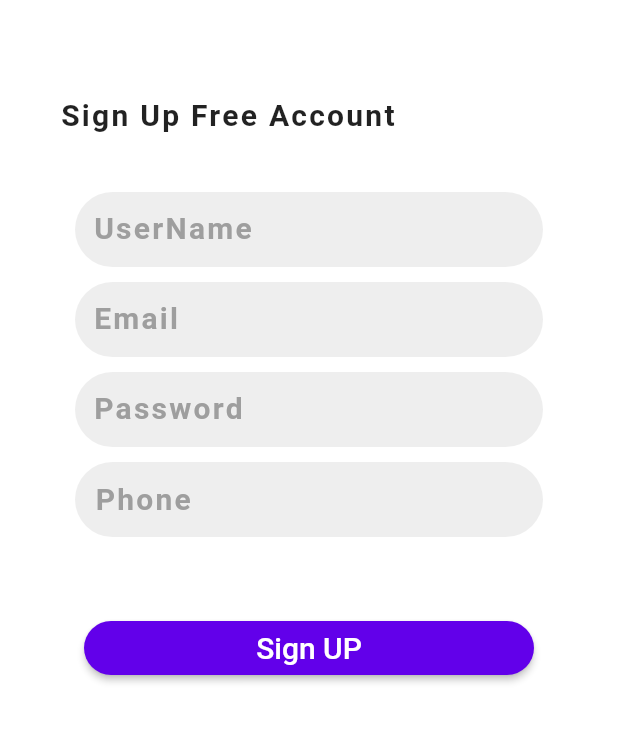
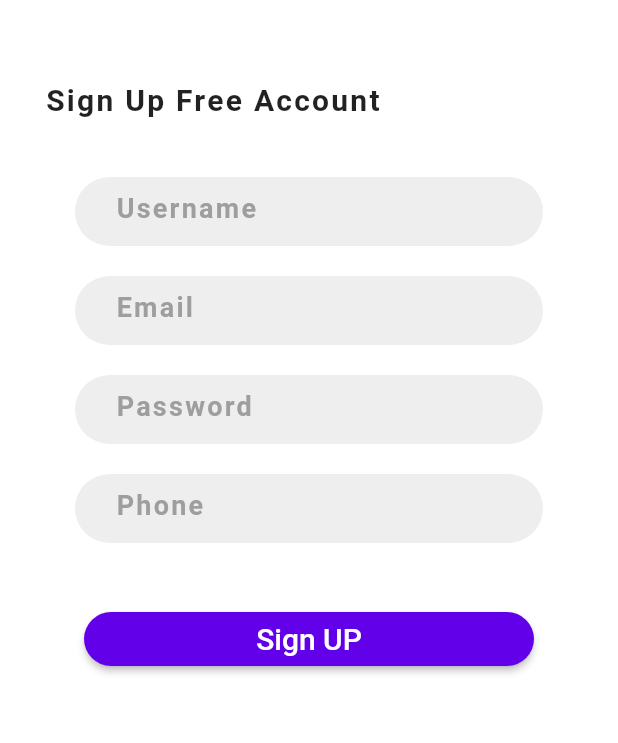
Before and after one commit to stuti1402/FoodApp, a Flutter app: the screen it shows after launch, on a phone screen of 412 x 824 dp, the part 225-968 px from its top. Run offline on Flutter 3.47's test engine with Material 2 defaults, Android fonts, the phone set to English and light mode, and no system bars.

Commit message:
completed my app

```diff
--- a/lib/login.dart
+++ b/lib/login.dart
@@ -1,9 +1,59 @@
+import 'package:flutter/cupertino.dart';
 import 'package:flutter/material.dart';
 import 'package:task_2_stuti/home.dart';
 
-class login extends StatelessWidget {
+class login extends StatefulWidget {
   // This widget is the root of your application.
+
   @override
+  _loginState createState()=>  _loginState();
+    // TODO: implement createState
+  }
+
+class _loginState extends State<login>{
+  bool autoValidate = false;
+  TextEditingController usernameController = TextEditingController();
+  TextEditingController emailController = TextEditingController();
+  TextEditingController passwordController = TextEditingController();
+  TextEditingController phoneController = TextEditingController();
+  formField(String field, TextInputType ktype, TextEditingController ctrller,
+      bool obscT) {
+    return Container(
+      height:46,
+      width: 600,
+      margin: EdgeInsets.symmetric(horizontal: 50,vertical: 10),
+      decoration: BoxDecoration(
+        borderRadius: BorderRadius.circular(50),
+        color: Colors.grey[200],
+      ),
+    child:Padding(
+    padding: const EdgeInsets.all(12),
+      child: TextFormField(
+        controller: ctrller,
+        validator: (value) => value.isEmpty ? '*Required' : null,
+        autovalidate: autoValidate,
+        decoration: InputDecoration(
+          border: InputBorder.none,
+          focusedBorder: InputBorder.none,
+          enabledBorder: InputBorder.none,
+          errorBorder: InputBorder.none,
+          disabledBorder: InputBorder.none,
+          contentPadding:
+          EdgeInsets.only(left: 15, bottom: 11, right: 15),
+          hintStyle: TextStyle(
+            fontWeight: FontWeight.bold,
+            letterSpacing: 1.5,
+            color: Colors.grey,
+            fontSize: 18,
+          ),
+          hintText: '$field',
+        ),
+        keyboardType: ktype,
+        obscureText: obscT,
+      ),),
+    );
+  }
+    @override
   Widget build(BuildContext context) {
     return Scaffold(
       body:Column(
@@ -19,7 +69,7 @@ class login extends StatelessWidget {
           Align(
             alignment: Alignment.centerLeft,
           child:Padding(
-            padding: const EdgeInsets.all(40.0),
+            padding: const EdgeInsets.all(30.0),
            child:Text('Sign Up Free Account',
               style:TextStyle(
                   fontWeight: FontWeight.bold,
@@ -30,93 +80,20 @@ class login extends StatelessWidget {
           ), ),
           ),
           Container(
-            height:50,
-            width: 600,
-            margin: EdgeInsets.symmetric(horizontal: 50),
-            decoration: BoxDecoration(
-              borderRadius: BorderRadius.circular(50),
-              color: Colors.grey[200],
+            child: Column(
+              children: [
+                formField('Username', TextInputType.text, usernameController, false),
+                formField('Email', TextInputType.emailAddress, emailController, false),
+                formField('Password', TextInputType.visiblePassword, passwordController, true),
+                formField('Phone', TextInputType.phone, phoneController, false),
+              ],
             ),
-           child:Padding(
-          padding: const EdgeInsets.all(12),
-             child: Text(
-                "UserName",
-                textAlign: TextAlign.justify,
-                style: TextStyle(fontSize:20,color: Colors.grey,
-                    letterSpacing: 1.5,
-                fontWeight: FontWeight.bold),
-              ),
-            ),),
-          SizedBox(
-            height: 10.0,
           ),
-          Container(
-            height:50,
-            width: 600,
-            margin: EdgeInsets.symmetric(horizontal: 50),
-            decoration: BoxDecoration(
-              borderRadius: BorderRadius.circular(50),
-              color: Colors.grey[200],
-            ),
-            child:Padding(
-              padding: const EdgeInsets.all(12),
-              child: Text(
-                "Email",
-                textAlign: TextAlign.justify,
-                style: TextStyle(fontSize:20,color: Colors.grey,
-                    letterSpacing: 1.5,
-                    fontWeight: FontWeight.bold),
-              ),
-            ),),
-          SizedBox(
-            height: 10.0,
-          ),
-          Container(
-            height:50,
-            width: 600,
-            margin: EdgeInsets.symmetric(horizontal: 50),
-            decoration: BoxDecoration(
-              borderRadius: BorderRadius.circular(50),
-              color: Colors.grey[200],
-            ),
-            child:Padding(
-              padding: const EdgeInsets.all(12),
-              child: Text(
-                "Password",
-                textAlign: TextAlign.justify,
-                style: TextStyle(fontSize:20,color: Colors.grey,
-                    letterSpacing: 1.5,
-                    fontWeight: FontWeight.bold),
-              ),
-            ),),
-          SizedBox(
-            height: 10.0,
-          ),
-          Container(
-            height:50,
-            width: 600,
-            margin: EdgeInsets.symmetric(horizontal: 50),
-            decoration: BoxDecoration(
-              borderRadius: BorderRadius.circular(50),
-              color: Colors.grey[200],
-            ),
-            child:Padding(
-              padding: const EdgeInsets.all(13),
-              child: Text(
-                "Phone",
-                textAlign: TextAlign.justify,
-                style: TextStyle(fontSize:20,color: Colors.grey,
-                    letterSpacing: 1.5,
-                    fontWeight: FontWeight.bold),
-              ),
-            ),),
-          SizedBox(
-            height: 10.0,
-          ),
+
           SizedBox(
             width: 400,
             child:Container(
-              margin: EdgeInsets.symmetric(horizontal: 50, vertical: 40),
+              margin: EdgeInsets.symmetric(horizontal: 50, vertical: 30),
             child: RaisedButton(
               shape: RoundedRectangleBorder(
                 borderRadius: BorderRadius.circular(30),
@@ -127,7 +104,31 @@ class login extends StatelessWidget {
                 'Sign UP',
                 style: TextStyle(fontSize: 20),
               ),
-              onPressed: () {
+      onPressed: () {
+      if (usernameController.text.isEmpty) {
+      setState(() {
+      autoValidate = true;
+      });
+      return;
+      }
+      if (emailController.text.isEmpty) {
+      setState(() {
+      autoValidate = true;
+      });
+      return;
+      }
+      if (passwordController.text.isEmpty) {
+      setState(() {
+      autoValidate = true;
+      });
+      return;
+      }
+      if (phoneController.text.isEmpty) {
+      setState(() {
+      autoValidate = true;
+      });
+      return;
+      }
                 Navigator.push(
                   context,
                   MaterialPageRoute(builder: (context)=> home(),
```
Also changed, not shown: lib/home.dart (+8 -2 lines).
